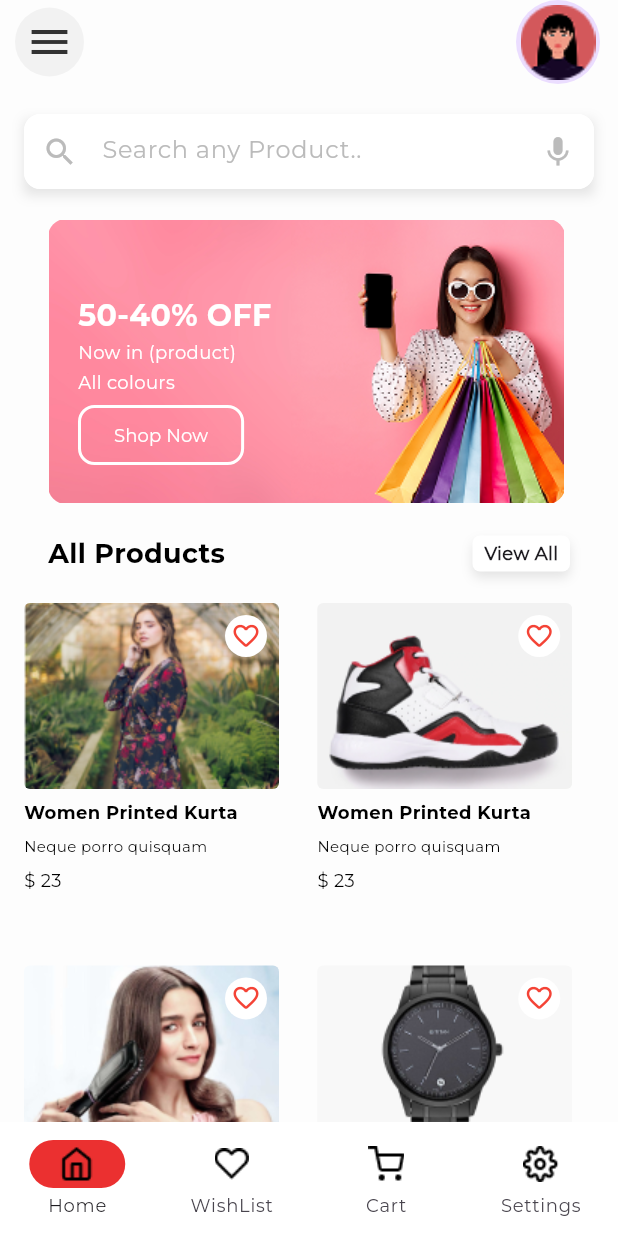
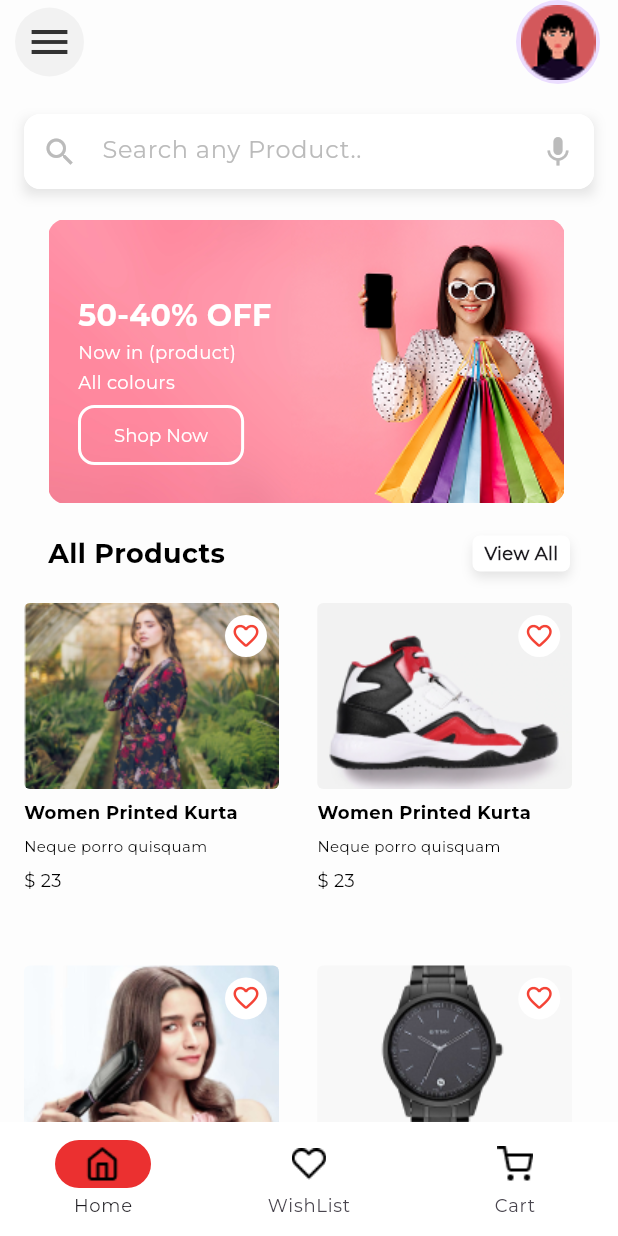
Before and after one commit to ahmed04raxa/shophop, a Flutter app: the BottomNavScreen screen opened by its route, on a phone screen of 412 x 824 dp. Run offline on Flutter 3.47's test engine with Material 3 defaults, Android fonts, the phone set to English and light mode, and no system bars; our stand-ins replace smooth_page_indicator.

Commit message:
Mini App Completed

```diff
--- a/lib/main.dart
+++ b/lib/main.dart
@@ -30,7 +30,7 @@ class MyApp extends StatelessWidget {
       //   "/login": (context) => LoginScreen(),
       //   "/signup": (context) => SignUpScreen(),
       // },
-      initialRoute: AppRoutes.bottomNavScreen,
+      initialRoute: AppRoutes.splashScreen,
       routes: AppRoutes.getRoutes(),
     ),
   );
--- a/lib/repository/screens/bottomnav/bottom_nav_screen.dart
+++ b/lib/repository/screens/bottomnav/bottom_nav_screen.dart
@@ -13,7 +13,7 @@ class BottomNavScreen extends StatefulWidget {
 
 class _BottomNavScreenState extends State<BottomNavScreen> {
   int currentIndex = 0;
-  List pages = [HomeScreen(), WishlistScreen(), CartScreen(), SettingsScreen()];
+  List pages = [HomeScreen(), WishlistScreen(), CartScreen()];
   @override
   Widget build(BuildContext context) {
     return Scaffold(
@@ -49,14 +49,7 @@ class _BottomNavScreenState extends State<BottomNavScreen> {
             ),
             label: 'Cart',
           ),
-          NavigationDestination(
-            selectedIcon: Image.asset("assets/images/settings.png"),
-            icon: Image.asset(
-              "assets/images/settings.png",
-              color: Color(0XFF000000),
-            ),
-            label: 'Settings',
-          ),
+
         ],
       ),
     );
```
